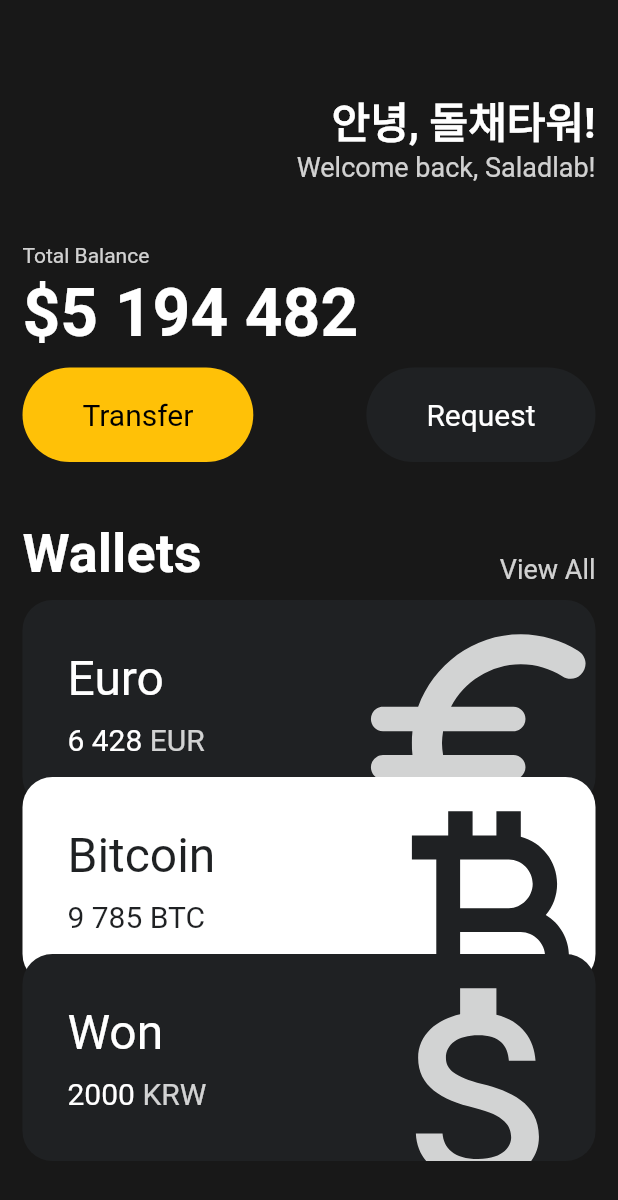
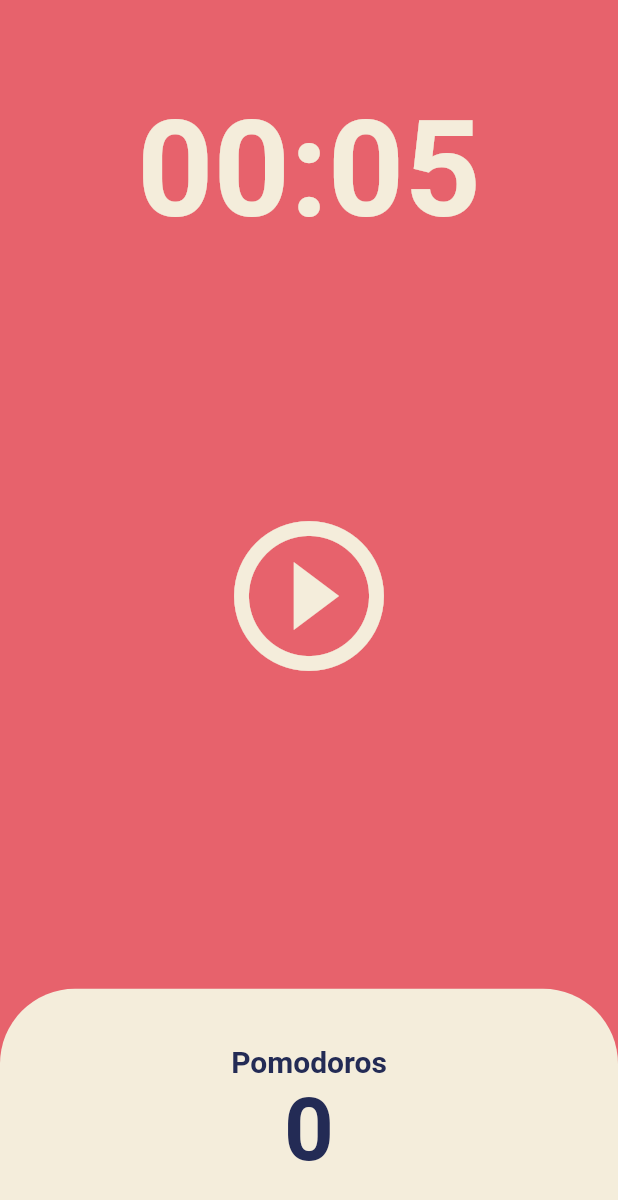
Before and after one commit to kimphysicsman/toonflix, a Flutter app: the screen it shows after launch, on a phone screen of 412 x 824 dp. Shown: the top 1200 px of the screen. Run offline on Flutter 3.47's test engine with Material 2 defaults, Android fonts, the phone set to English and light mode, and no system bars.

Commit message:
feat/ create Pomodoros

```diff
--- a/lib/main.dart
+++ b/lib/main.dart
@@ -1,145 +1,28 @@
 import 'package:flutter/material.dart';
-import 'package:toonflix/widgets/button.dart';
-import 'package:toonflix/widgets/currency_card.dart';
+import 'package:toonflix/screens/home_screen.dart';
 
 void main() {
-  runApp(const App());
+  runApp(const MyApp());
 }
 
-class App extends StatelessWidget {
-  const App({super.key});
+class MyApp extends StatelessWidget {
+  const MyApp({super.key});
 
   @override
   Widget build(BuildContext context) {
     return MaterialApp(
-      home: Scaffold(
-        backgroundColor: const Color(0xFF181818),
-        body: SingleChildScrollView(
-          child: Padding(
-            padding: const EdgeInsets.symmetric(horizontal: 15),
-            child: Column(
-              crossAxisAlignment: CrossAxisAlignment.start,
-              children: [
-                const SizedBox(
-                  height: 60,
-                ),
-                Row(
-                  mainAxisAlignment: MainAxisAlignment.end,
-                  children: [
-                    Column(
-                      crossAxisAlignment: CrossAxisAlignment.end,
-                      children: [
-                        const Text(
-                          '안녕, 돌채타워!',
-                          style: TextStyle(
-                            color: Colors.white,
-                            fontSize: 28,
-                            fontWeight: FontWeight.w600,
-                          ),
-                        ),
-                        Text(
-                          'Welcome back, Saladlab!',
-                          style: TextStyle(
-                            color: Colors.white.withOpacity(0.8),
-                            fontSize: 18,
-                          ),
-                        ),
-                      ],
-                    )
-                  ],
-                ),
-                const SizedBox(
-                  height: 40,
-                ),
-                Text(
-                  'Total Balance',
-                  style: TextStyle(color: Colors.white.withOpacity(0.8)),
-                ),
-                const SizedBox(
-                  height: 5,
-                ),
-                const Text(
-                  '\$5 194 482',
-                  style: TextStyle(
-                    fontSize: 44,
-                    fontWeight: FontWeight.w600,
-                    color: Colors.white,
-                  ),
-                ),
-                const SizedBox(
-                  height: 10,
-                ),
-                Row(
-                  mainAxisAlignment: MainAxisAlignment.spaceBetween,
-                  children: const [
-                    Button(
-                      text: 'Transfer',
-                      bgColor: Colors.amber,
-                      textColor: Colors.black,
-                    ),
-                    Button(
-                      text: 'Request',
-                      bgColor: Color(0xFF1F2123),
-                      textColor: Colors.white,
-                    ),
-                  ],
-                ),
-                const SizedBox(
-                  height: 40,
-                ),
-                Row(
-                  mainAxisAlignment: MainAxisAlignment.spaceBetween,
-                  crossAxisAlignment: CrossAxisAlignment.end,
-                  children: [
-                    const Text(
-                      'Wallets',
-                      style: TextStyle(
-                        color: Colors.white,
-                        fontSize: 36,
-                        fontWeight: FontWeight.w600,
-                      ),
-                    ),
-                    Text(
-                      'View All',
-                      style: TextStyle(
-                        color: Colors.white.withOpacity(0.8),
-                        fontSize: 18,
-                      ),
-                    ),
-                  ],
-                ),
-                const SizedBox(
-                  height: 10,
-                ),
-                const CurrencyCard(
-                  name: 'Euro',
-                  code: 'EUR',
-                  amount: '6 428',
-                  icon: Icons.euro_rounded,
-                  isInverted: false,
-                  order: 1,
-                ),
-                const CurrencyCard(
-                  name: 'Bitcoin',
-                  code: 'BTC',
-                  amount: '9 785',
-                  icon: Icons.currency_bitcoin,
-                  isInverted: true,
-                  order: 2,
-                ),
-                const CurrencyCard(
-                  name: 'Won',
-                  code: 'KRW',
-                  amount: '2000',
-                  icon: Icons.attach_money_outlined,
-                  isInverted: false,
-                  order: 3,
-                ),
-              ],
-            ),
+      theme: ThemeData(
+        colorScheme: ColorScheme.fromSwatch(
+          backgroundColor: const Color(0xFFE7626C),
+        ),
+        textTheme: const TextTheme(
+          displayLarge: TextStyle(
+            color: Color(0xFF232B55),
           ),
         ),
+        cardColor: const Color(0xFFF4EDDB),
       ),
+      home: const HomeScreen(),
     );
   }
 }
--- /dev/null
+++ b/lib/screens/home_screen.dart
@@ -0,0 +1,156 @@
+import 'dart:async';
+
+import 'package:flutter/material.dart';
+
+class HomeScreen extends StatefulWidget {
+  const HomeScreen({super.key});
+
+  @override
+  State<HomeScreen> createState() => _HomeScreenState();
+}
+
+class _HomeScreenState extends State<HomeScreen> {
+  static const twentyFiveMinutes = 5;
+  int totalSeconds = 5;
+  bool isRunning = false;
+  int totalPomodoros = 0;
+  late Timer timer;
+
+  void onTick(Timer timer) {
+    if (totalSeconds == 0) {
+      setState(() {
+        totalPomodoros = totalPomodoros + 1;
+        isRunning = false;
+        totalSeconds = twentyFiveMinutes;
+      });
+      timer.cancel();
+    } else {
+      setState(() {
+        totalSeconds = totalSeconds - 1;
+      });
+    }
+  }
+
+  void onStartPressed() {
+    timer = Timer.periodic(
+      const Duration(seconds: 1),
+      onTick,
+    );
+
+    setState(() {
+      isRunning = true;
+    });
+  }
+
+  void onPausePressed() {
+    timer.cancel();
+    setState(() {
+      isRunning = false;
+    });
+  }
+
+  void onRestartPressed() {
+    timer.cancel();
+    setState(() {
+      isRunning = false;
+      totalSeconds = twentyFiveMinutes;
+    });
+  }
+
+  String format(int seconds) {
+    var duration = Duration(seconds: seconds);
+    return duration.toString().split(".").first.substring(2);
+  }
+
+  @override
+  Widget build(BuildContext context) {
+    return Scaffold(
+      backgroundColor: Theme.of(context).colorScheme.background,
+      body: Column(
+        children: [
+          Flexible(
+            flex: 1,
+            child: Container(
+              alignment: Alignment.bottomCenter,
+              child: Text(format(totalSeconds),
+                  style: TextStyle(
+                    color: Theme.of(context).cardColor,
+                    fontSize: 89,
+                    fontWeight: FontWeight.w600,
+                  )),
+            ),
+          ),
+          Flexible(
+            flex: 3,
+            child: Center(
+              child: Column(
+                mainAxisAlignment: MainAxisAlignment.center,
+                children: [
+                  IconButton(
+                    iconSize: 120,
+                    color: Theme.of(context).cardColor,
+                    onPressed: isRunning ? onPausePressed : onStartPressed,
+                    icon: Icon(isRunning
+                        ? Icons.pause_circle_outline
+                        : Icons.play_circle_outline),
+                  ),
+                  isRunning
+                      ? SizedBox(
+                          height: 30,
+                          child: IconButton(
+                            iconSize: 30,
+                            color: Theme.of(context).cardColor,
+                            onPressed: onRestartPressed,
+                            icon: const Icon(Icons.restart_alt_outlined),
+                          ),
+                        )
+                      : const SizedBox(
+                          height: 30,
+                        )
+                ],
+              ),
+            ),
+          ),
+          Flexible(
+            flex: 1,
+            child: Row(
+              children: [
+                Expanded(
+                  child: Container(
+                    decoration: BoxDecoration(
+                        color: Theme.of(context).cardColor,
+                        borderRadius: const BorderRadius.vertical(
+                            top: Radius.circular(50))),
+                    child: Column(
+                      mainAxisAlignment: MainAxisAlignment.center,
+                      children: [
+                        Text(
+                          'Pomodoros',
+                          style: TextStyle(
+                            fontSize: 20,
+                            fontWeight: FontWeight.w600,
+                            color:
+                                Theme.of(context).textTheme.displayLarge!.color,
+                          ),
+                        ),
+                        Text(
+                          '$totalPomodoros',
+                          style: TextStyle(
+                            fontSize: 58,
+                            fontWeight: FontWeight.w600,
+                            color:
+                                Theme.of(context).textTheme.displayLarge!.color,
+                          ),
+                        ),
+                      ],
+                    ),
+                  ),
+                ),
+              ],
+            ),
+          ),
+        ],
+      ),
+    );
+  }
+}
--- a/lib/widgets/button.dart
+++ /dev/null
@@ -1,37 +0,0 @@
-import 'package:flutter/material.dart';
-
-class Button extends StatelessWidget {
-  final String text;
-  final Color bgColor;
-  final Color textColor;
-
-  const Button({
-    super.key,
-    required this.text,
-    required this.bgColor,
-    required this.textColor,
-  });
-
-  @override
-  Widget build(BuildContext context) {
-    return Container(
-      decoration: BoxDecoration(
-        color: bgColor,
-        borderRadius: BorderRadius.circular(45),
-      ),
-      child: Padding(
-        padding: const EdgeInsets.symmetric(
-          vertical: 20,
-          horizontal: 40,
-        ),
-        child: Text(
-          text,
-          style: TextStyle(
-            color: textColor,
-            fontSize: 20,
-          ),
-        ),
-      ),
-    );
-  }
-}
--- a/lib/widgets/currency_card.dart
+++ /dev/null
@@ -1,98 +0,0 @@
-import 'package:flutter/material.dart';
-
-class CurrencyCard extends StatelessWidget {
-  final String name, code, amount;
-  final IconData icon;
-  final bool isInverted;
-  final int order;
-
-  const CurrencyCard({
-    super.key,
-    required this.name,
-    required this.code,
-    required this.amount,
-    required this.icon,
-    required this.isInverted,
-    required this.order,
-  });
-
-  final _blackColor = const Color(0xFF1f2123);
-
-  @override
-  Widget build(BuildContext context) {
-    var offsetY = (order - 1) * -20.0;
-
-    return Transform.translate(
-      offset: Offset(0, offsetY),
-      child: Container(
-        clipBehavior: Clip.hardEdge,
-        decoration: BoxDecoration(
-          color: isInverted ? Colors.white : _blackColor,
-          borderRadius: BorderRadius.circular(20),
-        ),
-        child: Padding(
-          padding: const EdgeInsets.symmetric(
-            vertical: 25,
-            horizontal: 30,
-          ),
-          child: Row(
-            mainAxisAlignment: MainAxisAlignment.spaceBetween,
-            children: [
-              Column(
-                crossAxisAlignment: CrossAxisAlignment.start,
-                children: [
-                  Text(
-                    name,
-                    style: TextStyle(
-                      color: isInverted ? _blackColor : Colors.white,
-                      fontSize: 32,
-                    ),
-                  ),
-                  const SizedBox(
-                    height: 10,
-                  ),
-                  Row(
-                    children: [
-                      Text(
-                        amount,
-                        style: TextStyle(
-                          color: isInverted ? _blackColor : Colors.white,
-                          fontSize: 20,
-                        ),
-                      ),
-                      const SizedBox(
-                        width: 5,
-                      ),
-                      Text(
-                        code,
-                        style: TextStyle(
-                          color: isInverted
-                              ? _blackColor
-                              : Colors.white.withOpacity(0.8),
-                          fontSize: 20,
-                        ),
-                      ),
-                    ],
-                  )
-                ],
-              ),
-              Transform.scale(
-                scale: 2.2,
-                child: Transform.translate(
-                  offset: const Offset(0, 12),
-                  child: Icon(
-                    icon,
-                    color: isInverted
-                        ? _blackColor
-                        : Colors.white.withOpacity(0.8),
-                    size: 88,
-                  ),
-                ),
-              ),
-            ],
-          ),
-        ),
-      ),
-    );
-  }
-}
```
